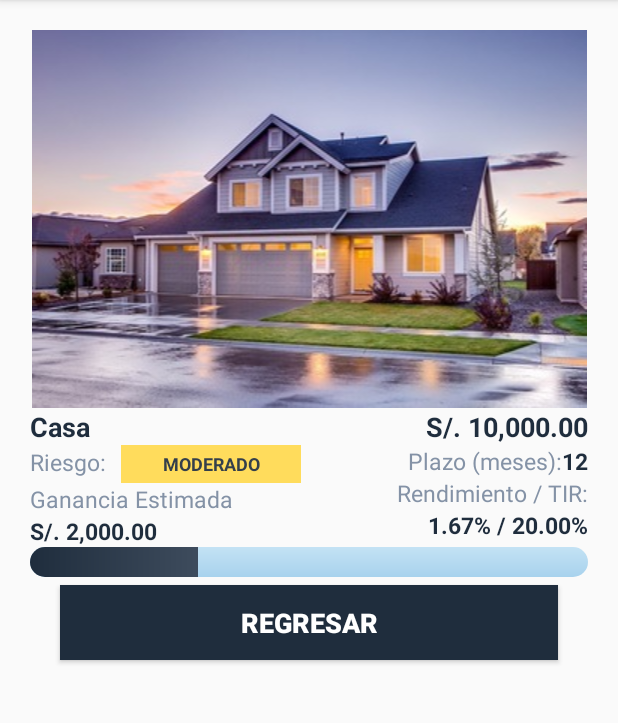
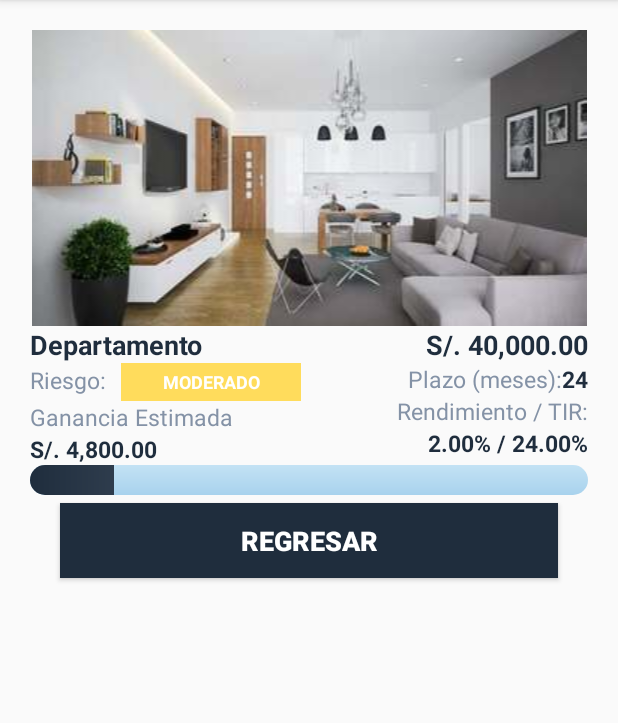
Before and after one commit to justkoki/upc201100648appCR, an Android app: the fragment InversionVerFragment shown on its own in the app's theme, on a phone screen of 412 x 824 dp, the part 84-807 px from its top. Run offline under Robolectric (Android 15) with nearby library versions, the phone set to English and light mode, and no system bars.

```diff
--- a/proyectoDPMAC/app/src/main/java/com/jtrujillo/dpmac/ui/inversiones/InversionesTerminadasFragment.java
+++ b/proyectoDPMAC/app/src/main/java/com/jtrujillo/dpmac/ui/inversiones/InversionesTerminadasFragment.java
@@ -78,7 +78,7 @@ public class InversionesTerminadasFragment extends Fragment {
                 52, "Casa", 7, "MEDIO",
                 "#FF9052", "#FFFFFF",
                 "S/. 70,000.00", "S/. 2,100.00", "1.75% / 21.00%",
-                12, R.drawable.img_casa03, 100
+                12, R.drawable.img_casa02, 100
         ));
 
         return inversiones;
--- a/proyectoDPMAC/app/src/main/res/layout/activity_menu_inversionista.xml
+++ b/proyectoDPMAC/app/src/main/res/layout/activity_menu_inversionista.xml
@@ -21,6 +21,7 @@
         android:layout_gravity="start"
         android:fitsSystemWindows="true"
         android:background="@color/cr_azul_oscuro"
+        android:alpha="0.9"
         app:itemTextColor="@color/white"
         app:headerLayout="@layout/nav_header_menu_inversionista"
         app:menu="@menu/activity_menu_inversionista_drawer" />
--- a/proyectoDPMAC/app/src/main/res/layout/activity_menu_solicitante.xml
+++ b/proyectoDPMAC/app/src/main/res/layout/activity_menu_solicitante.xml
@@ -21,6 +21,7 @@
         android:layout_gravity="start"
         android:fitsSystemWindows="true"
         android:background="@color/cr_azul_oscuro"
+        android:alpha="0.9"
         app:itemTextColor="@color/white"
         app:headerLayout="@layout/nav_header_menu_solicitante"
         app:menu="@menu/activity_menu_solicitante_drawer" />
--- a/proyectoDPMAC/app/src/main/res/layout/fragment_inversion_ver.xml
+++ b/proyectoDPMAC/app/src/main/res/layout/fragment_inversion_ver.xml
@@ -15,7 +15,7 @@
             android:id="@+id/imgNomFoto"
             android:layout_width="match_parent"
             android:layout_height="wrap_content"
-            android:src="@drawable/img_casa01" />
+            android:src="@drawable/img_departamento01" />
 
         <LinearLayout
             android:layout_width="match_parent"
@@ -33,7 +33,7 @@
                     android:id="@+id/txtNomOportunidadTipo"
                     android:layout_width="wrap_content"
                     android:layout_height="wrap_content"
-                    android:text="@string/cr_oportunidadtipo_casa"
+                    android:text="@string/cr_oportunidadtipo_departamento"
                     android:textColor="@color/cr_azul_oscuro"
                     android:textSize="18sp"
                     android:textStyle="bold" />
@@ -60,7 +60,7 @@
                         android:paddingHorizontal="20dp"
                         android:shadowRadius="50"
                         android:text="@string/cr_perfilriesgo_moderado"
-                        android:textColor="@color/cr_azul_oscuro2"
+                        android:textColor="@color/white"
                         android:textSize="12sp"
                         android:textStyle="bold" />
 
@@ -77,7 +77,7 @@
                     android:id="@+id/txtFecVigenciaFin"
                     android:layout_width="wrap_content"
                     android:layout_height="wrap_content"
-                    android:text="S/. 2,000.00"
+                    android:text="S/. 4,800.00"
                     android:textColor="@color/cr_azul_oscuro"
                     android:textSize="15sp"
                     android:textStyle="bold" />
@@ -95,7 +95,7 @@
                     android:id="@+id/txtImpPrestamo"
                     android:layout_width="wrap_content"
                     android:layout_height="wrap_content"
-                    android:text="S/. 10,000.00"
+                    android:text="S/. 40,000.00"
                     android:textColor="@color/cr_azul_oscuro"
                     android:textSize="18sp"
                     android:textStyle="bold" />
@@ -116,7 +116,7 @@
                         android:id="@+id/txtPctRatio"
                         android:layout_width="wrap_content"
                         android:layout_height="wrap_content"
-                        android:text="12"
+                        android:text="24"
                         android:textColor="@color/cr_azul_oscuro"
                         android:textSize="15sp"
                         android:textStyle="bold" />
@@ -134,7 +134,7 @@
                     android:id="@+id/txtImpTasacion"
                     android:layout_width="wrap_content"
                     android:layout_height="wrap_content"
-                    android:text="1.67% / 20.00%"
+                    android:text="2.00% / 24.00%"
                     android:textColor="@color/cr_azul_oscuro"
                     android:textSize="15sp"
                     android:textStyle="bold" />
@@ -148,7 +148,7 @@
             style="?android:attr/progressBarStyleHorizontal"
             android:layout_width="match_parent"
             android:layout_height="20dp"
-            android:progress="30"
+            android:progress="15"
             android:max="100"
             android:progressDrawable="@drawable/custom_progressbar"/>
 
--- a/proyectoDPMAC/app/src/main/res/layout/fragment_solicitud_ver.xml
+++ b/proyectoDPMAC/app/src/main/res/layout/fragment_solicitud_ver.xml
@@ -15,7 +15,7 @@
             android:id="@+id/imgNomFoto"
             android:layout_width="match_parent"
             android:layout_height="wrap_content"
-            android:src="@drawable/img_casa01" />
+            android:src="@drawable/img_casa03" />
 
         <LinearLayout
             android:layout_width="match_parent"
@@ -116,7 +116,7 @@
                         android:id="@+id/txtPctRatio"
                         android:layout_width="wrap_content"
                         android:layout_height="wrap_content"
-                        android:text="30.00%"
+                        android:text="25.00%"
                         android:textColor="@color/cr_azul_oscuro"
                         android:textSize="15sp"
                         android:textStyle="bold" />
@@ -134,7 +134,7 @@
                     android:id="@+id/txtImpTasacion"
                     android:layout_width="wrap_content"
                     android:layout_height="wrap_content"
-                    android:text="S/. 150,000.00"
+                    android:text="S/. 200,000.00"
                     android:textColor="@color/cr_azul_oscuro"
                     android:textSize="15sp"
                     android:textStyle="bold" />
```
Also changed, not shown: proyectoDPMAC/app/src/main/res/layout/fragment_inversion_ver2.xml (+5 -5 lines), proyectoDPMAC/app/src/main/res/layout/fragment_inversion_ver3.xml (+5 -5 lines), proyectoDPMAC/app/src/main/res/layout/fragment_oportunidad_invertir.xml (+4 -4 lines), proyectoDPMAC/app/src/main/res/layout/fragment_solicitud_ver2.xml (+6 -6 lines).
